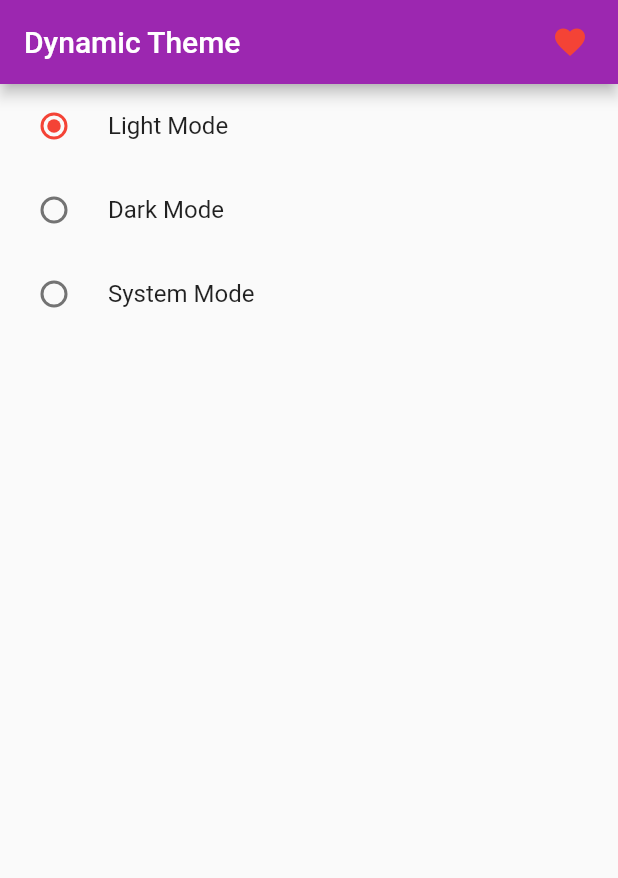
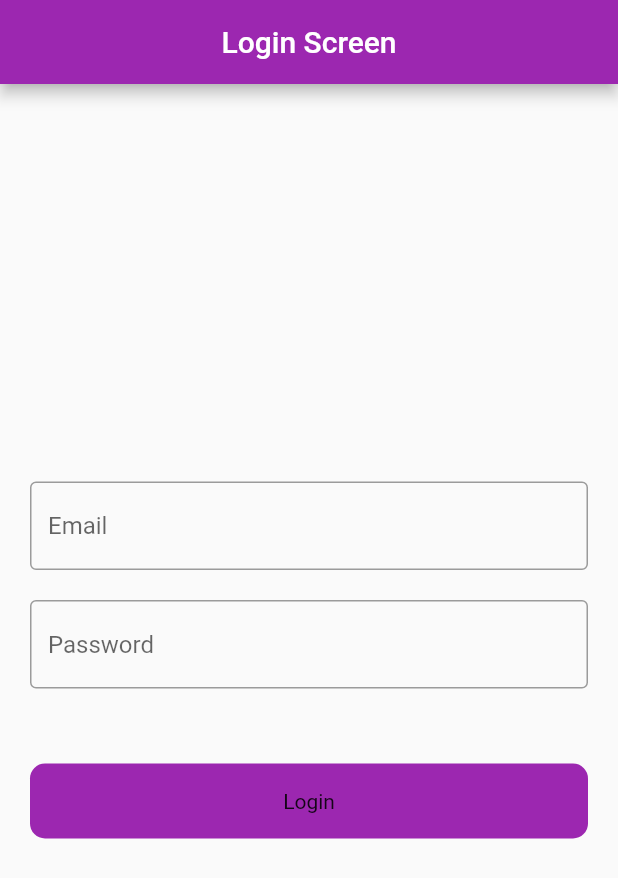
Before and after one commit to Imtiaz16041997/provider_state, a Flutter app: the screen it shows after launch, on a phone screen of 412 x 824 dp. Shown: the top 878 px of the screen. Run offline on Flutter 3.47's test engine with Material 3 defaults, Android fonts, the phone set to English and light mode, and no system bars.

Commit message:
login with provider

```diff
--- a/lib/main.dart
+++ b/lib/main.dart
@@ -1,5 +1,6 @@
 import 'package:flutter/material.dart';
 import 'package:provider/provider.dart';
+import 'package:provider_state/provider/auth_login_provider.dart';
 import 'package:provider_state/provider/container_provider.dart';
 import 'package:provider_state/provider/count_provider.dart';
 import 'package:provider_state/provider/dynamic_theme_provider.dart';
@@ -8,6 +9,7 @@ import 'package:provider_state/view/another_screen.dart';
 import 'package:provider_state/view/dynamic_theme_screen.dart';
 import 'package:provider_state/view/favourite_screen.dart';
 import 'package:provider_state/view/home_view.dart';
+import 'package:provider_state/view/login_view.dart';
 
 void main() {
   runApp(const MyApp());
@@ -25,6 +27,7 @@ class MyApp extends StatelessWidget {
         ChangeNotifierProvider(create: (context) => ContainerProvider()),
         ChangeNotifierProvider(create: (context) => FavouriteProvider()),
         ChangeNotifierProvider(create: (context) => DynamicThemeChangerProvider()),
+        ChangeNotifierProvider(create: (context) => AuthProvider()),
       ],
       child: Builder(builder: (BuildContext context){
         final themeChanger = Provider.of<DynamicThemeChangerProvider>(context);
@@ -50,7 +53,7 @@ class MyApp extends StatelessWidget {
               actionsIconTheme: IconThemeData(color: Colors.purple),
             ),
           ),
-          home:  DynamicThemeScreen(),
+          home:  LoginView(),
         );
       }),
 
--- /dev/null
+++ b/lib/provider/auth_login_provider.dart
@@ -0,0 +1,45 @@
+import 'package:flutter/cupertino.dart';
+import 'package:http/http.dart';
+
+class AuthProvider with ChangeNotifier {
+  bool _loading = false;
+  bool get loading => _loading;
+
+  setLoading(bool value){
+    _loading = value;
+    notifyListeners();
+  }
+
+
+  void login(String email, String password) async{
+    setLoading(true);
+    try{
+
+      Response response = await post(Uri.parse('https://reqres.in/api/login'),
+       body: {
+        'email':email,
+        'password':password,
+       }
+      );
+
+      if(response.statusCode == 200){
+        setLoading(false);
+        print('Successful');
+      }else{
+        setLoading(false);
+
+        print('failed');
+      }
+
+
+    }catch(e){
+      setLoading(false);
+
+      print(e.toString());
+    }
+
+
+
+  }
+
+}
--- /dev/null
+++ b/lib/view/login_view.dart
@@ -0,0 +1,70 @@
+
+import 'package:flutter/material.dart';
+import 'package:provider/provider.dart';
+import 'package:provider_state/provider/auth_login_provider.dart';
+
+class LoginView extends StatefulWidget {
+  const LoginView({super.key});
+
+  @override
+  State<LoginView> createState() => _LoginViewState();
+}
+
+class _LoginViewState extends State<LoginView> {
+  final emailController = TextEditingController();
+  final passwordController = TextEditingController();
+
+
+
+  @override
+  Widget build(BuildContext context) {
+    final authProvider = Provider.of<AuthProvider>(context);
+    return Scaffold(
+      appBar: AppBar(
+        title: Text('Login Screen'),
+        automaticallyImplyLeading: false,
+        centerTitle: true,
+
+      ),
+      body: Padding(
+        padding: const EdgeInsets.all(20.0),
+        child: Column(
+          mainAxisAlignment: MainAxisAlignment.center,
+          crossAxisAlignment: CrossAxisAlignment.center,
+          children: [
+            TextFormField(
+              controller: emailController,
+              decoration: InputDecoration(
+                hintText: 'Email',
+                border: OutlineInputBorder()
+              ),
+            ),
+            SizedBox(height: 20,),
+            TextFormField(
+              obscureText: true,
+              controller: passwordController,
+              decoration: InputDecoration(
+                hintText: 'Password',
+                border: OutlineInputBorder(),
+              ),
+            ),
+            SizedBox(height: 50,),
+            InkWell(
+              onTap: (){
+                authProvider.login(emailController.text.toString(), passwordController.text.toString());
+              },
+              child: Container(
+                height: 50,
+                decoration: BoxDecoration(
+                  color: Colors.purple,
+                  borderRadius: BorderRadius.circular(10)
+                ),
+                child: Center(child: authProvider.loading ?CircularProgressIndicator(color: Colors.white,)  : Text('Login'),),
+              ),
+            )
+          ],
+        ),
+      ),
+    );
+  }
+}
```
